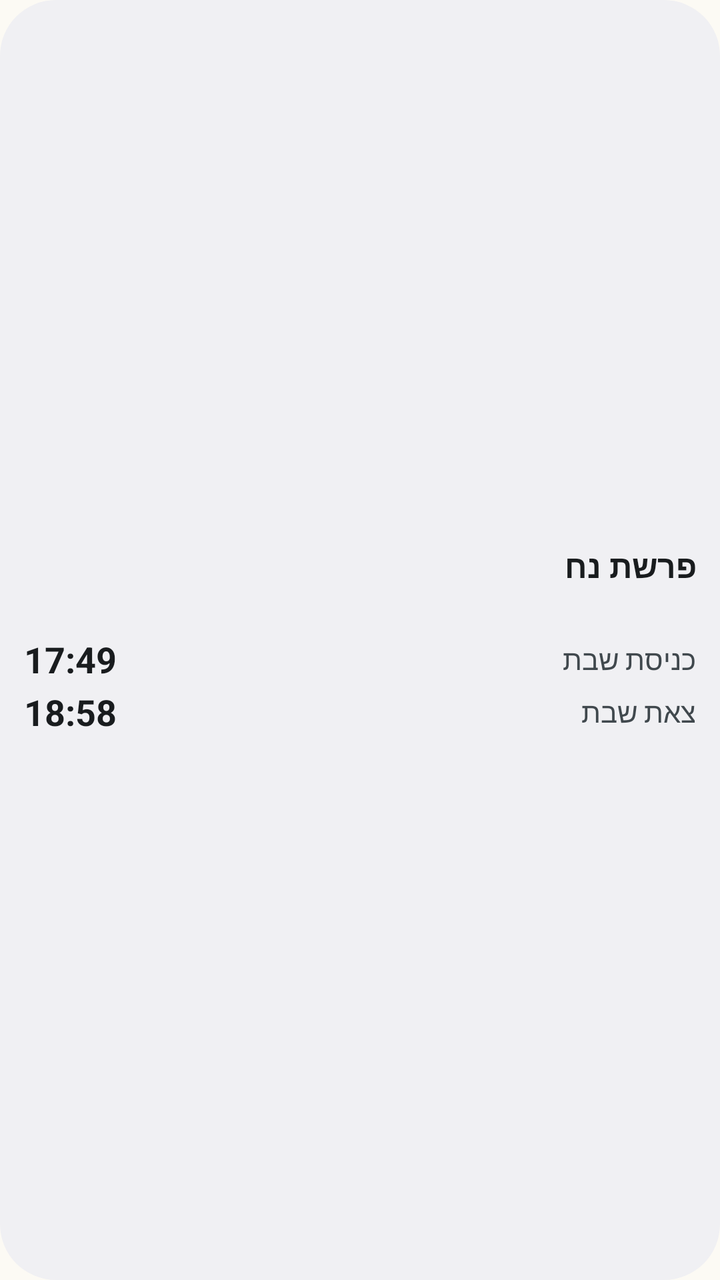
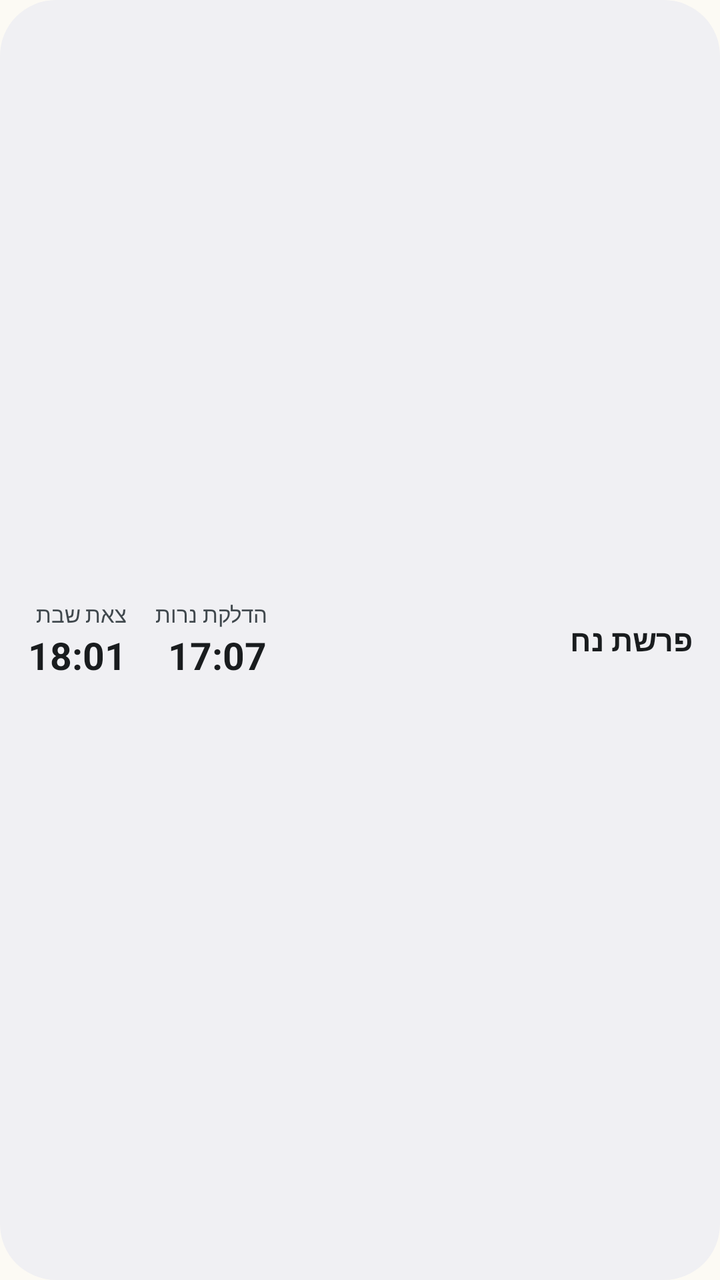

Two renders of the same Android screen: before a commit and after it. Below are the layout's source before the change and the commit's diff.
<!-- AndroidManifest.xml: application theme Theme.JewishDay -->
<!-- res/layout/widget_preview_shabbat.xml -->
<?xml version="1.0" encoding="utf-8"?>
<LinearLayout xmlns:android="http://schemas.android.com/apk/res/android"
    android:id="@android:id/background"
    android:layoutDirection="rtl"
    style="@style/Widget.JewishDay.Root"
    android:gravity="center_vertical">

    <TextView
        android:text="@string/widget_preview_parsha"
        style="@style/Widget.JewishDay.Text.Title"
        android:textSize="16sp" />

    <TextView
        style="@style/Widget.JewishDay.Text.Accent" />

    <LinearLayout
        android:layout_width="match_parent"
        android:layout_height="wrap_content"
        android:layout_marginTop="6dp"
        android:gravity="center_vertical"
        android:orientation="horizontal">

        <TextView
            android:text="@string/widget_preview_entry_label"
            style="@style/Widget.JewishDay.Text.Row"
            android:textColor="@color/widget_text_secondary" />

        <TextView
            android:text="@string/widget_preview_entry_time"
            style="@style/Widget.JewishDay.Text.RowTime"
            android:layout_marginStart="8dp"
            android:textSize="18sp"
            android:textStyle="bold" />
    </LinearLayout>

    <LinearLayout
        android:layout_width="match_parent"
        android:layout_height="wrap_content"
        android:layout_marginTop="2dp"
        android:gravity="center_vertical"
        android:orientation="horizontal">

        <TextView
            android:text="@string/widget_preview_exit_label"
            style="@style/Widget.JewishDay.Text.Row"
            android:textColor="@color/widget_text_secondary" />

        <TextView
            android:text="@string/widget_preview_exit_time"
            style="@style/Widget.JewishDay.Text.RowTime"
            android:layout_marginStart="8dp"
            android:textSize="18sp"
            android:textStyle="bold" />
    </LinearLayout>
</LinearLayout>
<!-- resources referenced by this layout -->
<resources>
  <color name="widget_text_secondary">#5C6B62</color>
  <string name="widget_preview_entry_label" translatable="false">כניסת שבת</string>
  <string name="widget_preview_entry_time" translatable="false">17:49</string>
  <string name="widget_preview_exit_label" translatable="false">צאת שבת</string>
  <string name="widget_preview_exit_time" translatable="false">18:58</string>
  <string name="widget_preview_parsha" translatable="false">פרשת נח</string>
  <style name="Widget.JewishDay.Root" parent="">
          <item name="android:layout_width">match_parent</item>
          <item name="android:layout_height">match_parent</item>
          <item name="android:background">@drawable/widget_background</item>
          <item name="android:padding">@dimen/widget_padding</item>
          <item name="android:orientation">vertical</item>
      </style>
  <style name="Widget.JewishDay.Text.Accent">
          <item name="android:textSize">13sp</item>
          <item name="android:textStyle">bold</item>
          <item name="android:textColor">@color/widget_accent</item>
      </style>
  <style name="Widget.JewishDay.Text.Row">
          <item name="android:layout_width">0dp</item>
          <item name="android:layout_weight">1</item>
          <item name="android:textSize">14sp</item>
      </style>
  <style name="Widget.JewishDay.Text.RowTime">
          <item name="android:textSize">14sp</item>
          <item name="android:fontFeatureSettings">tnum</item>
      </style>
  <style name="Widget.JewishDay.Text.Title">
          <item name="android:textSize">18sp</item>
          <item name="android:textStyle">bold</item>
      </style>
  <style name="Theme.JewishDay" parent="android:style/Theme.Material.NoActionBar">
          <item name="android:windowNoTitle">true</item>
          <item name="android:windowActionBar">false</item>
          <item name="android:windowBackground">@color/app_launch_background</item>
          <item name="android:colorAccent">@color/app_launch_primary</item>
          <item name="android:statusBarColor">@color/app_launch_background</item>
          <item name="android:navigationBarColor">@color/app_launch_background</item>
      </style>
  <!-- drawable widget_background (drawable) -->
  <?xml version="1.0" encoding="utf-8"?>
  <shape xmlns:android="http://schemas.android.com/apk/res/android"
      android:shape="rectangle">
      <solid android:color="@color/widget_background" />
      <corners android:radius="@dimen/widget_corner_radius" />
  </shape>
  <dimen name="widget_padding">12dp</dimen>
  <color name="widget_accent">#315B46</color>
  <color name="app_launch_background">#FCFAF4</color>
  <color name="app_launch_primary">#315B46</color>
  <color name="widget_background">#F5FCFAF4</color>
  <dimen name="widget_corner_radius">20dp</dimen>
</resources>

<!-- the commit's change to res/layout/widget_preview_shabbat.xml (unified diff, before → after) -->
@@ -3,53 +3,60 @@
     android:id="@android:id/background"
     android:layoutDirection="rtl"
     style="@style/Widget.JewishDay.Root"
-    android:gravity="center_vertical">
-
-    <TextView
-        android:text="@string/widget_preview_parsha"
-        style="@style/Widget.JewishDay.Text.Title"
-        android:textSize="16sp" />
-
-    <TextView
-        style="@style/Widget.JewishDay.Text.Accent" />
+    android:gravity="center_vertical"
+    android:orientation="horizontal"
+    android:paddingStart="14dp"
+    android:paddingTop="8dp"
+    android:paddingEnd="14dp"
+    android:paddingBottom="8dp">
 
     <LinearLayout
-        android:layout_width="match_parent"
+        android:layout_width="0dp"
         android:layout_height="wrap_content"
-        android:layout_marginTop="6dp"
-        android:gravity="center_vertical"
-        android:orientation="horizontal">
+        android:layout_weight="1"
+        android:orientation="vertical">
+
+        <TextView
+            android:text="@string/widget_preview_parsha"
+            style="@style/Widget.JewishDay.Text.Title"
+            android:maxLines="2"
+            android:textSize="15sp" />
+
+    </LinearLayout>
+
+    <LinearLayout
+        android:layout_width="wrap_content"
+        android:layout_height="wrap_content"
+        android:layout_marginStart="10dp"
+        android:orientation="vertical">
 
         <TextView
             android:text="@string/widget_preview_entry_label"
-            style="@style/Widget.JewishDay.Text.Row"
-            android:textColor="@color/widget_text_secondary" />
+            style="@style/Widget.JewishDay.Text.Secondary"
+            android:textSize="11sp" />
 
         <TextView
             android:text="@string/widget_preview_entry_time"
             style="@style/Widget.JewishDay.Text.RowTime"
-            android:layout_marginStart="8dp"
-            android:textSize="18sp"
+            android:textSize="19sp"
             android:textStyle="bold" />
     </LinearLayout>
 
     <LinearLayout
-        android:layout_width="match_parent"
+        android:layout_width="wrap_content"
         android:layout_height="wrap_content"
-        android:layout_marginTop="2dp"
-        android:gravity="center_vertical"
-        android:orientation="horizontal">
+        android:layout_marginStart="14dp"
+        android:orientation="vertical">
 
         <TextView
             android:text="@string/widget_preview_exit_label"
-            style="@style/Widget.JewishDay.Text.Row"
-            android:textColor="@color/widget_text_secondary" />
+            style="@style/Widget.JewishDay.Text.Secondary"
+            android:textSize="11sp" />
 
         <TextView
             android:text="@string/widget_preview_exit_time"
             style="@style/Widget.JewishDay.Text.RowTime"
-            android:layout_marginStart="8dp"
-            android:textSize="18sp"
+            android:textSize="19sp"
             android:textStyle="bold" />
     </LinearLayout>
 </LinearLayout>
<!-- resource entries referenced after the edit -->
@@ -1,10 +1,10 @@
 <!-- resources referenced by this layout -->
 <resources>
   <color name="widget_text_secondary">#5C6B62</color>
-  <string name="widget_preview_entry_label" translatable="false">כניסת שבת</string>
-  <string name="widget_preview_entry_time" translatable="false">17:49</string>
+  <string name="widget_preview_entry_label" translatable="false">הדלקת נרות</string>
+  <string name="widget_preview_entry_time" translatable="false">17:07</string>
   <string name="widget_preview_exit_label" translatable="false">צאת שבת</string>
-  <string name="widget_preview_exit_time" translatable="false">18:58</string>
+  <string name="widget_preview_exit_time" translatable="false">18:01</string>
   <string name="widget_preview_parsha" translatable="false">פרשת נח</string>
   <style name="Widget.JewishDay.Root" parent="">
           <item name="android:layout_width">match_parent</item>
@@ -13,19 +13,13 @@
           <item name="android:padding">@dimen/widget_padding</item>
           <item name="android:orientation">vertical</item>
       </style>
-  <style name="Widget.JewishDay.Text.Accent">
-          <item name="android:textSize">13sp</item>
-          <item name="android:textStyle">bold</item>
-          <item name="android:textColor">@color/widget_accent</item>
-      </style>
-  <style name="Widget.JewishDay.Text.Row">
-          <item name="android:layout_width">0dp</item>
-          <item name="android:layout_weight">1</item>
-          <item name="android:textSize">14sp</item>
-      </style>
   <style name="Widget.JewishDay.Text.RowTime">
           <item name="android:textSize">14sp</item>
           <item name="android:fontFeatureSettings">tnum</item>
+      </style>
+  <style name="Widget.JewishDay.Text.Secondary">
+          <item name="android:textSize">12sp</item>
+          <item name="android:textColor">@color/widget_text_secondary</item>
       </style>
   <style name="Widget.JewishDay.Text.Title">
           <item name="android:textSize">18sp</item>
@@ -47,7 +41,6 @@
       <corners android:radius="@dimen/widget_corner_radius" />
   </shape>
   <dimen name="widget_padding">12dp</dimen>
-  <color name="widget_accent">#315B46</color>
   <color name="app_launch_background">#FCFAF4</color>
   <color name="app_launch_primary">#315B46</color>
   <color name="widget_background">#F5FCFAF4</color>
